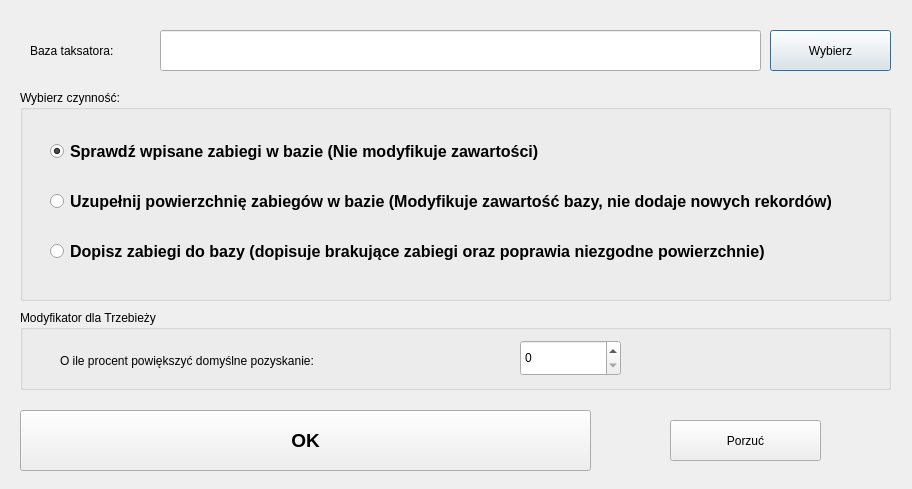
Old version of the form skrypty/ui/ui_baza_zabiegi.ui in the repository Marcus-LAS-R/LASR.
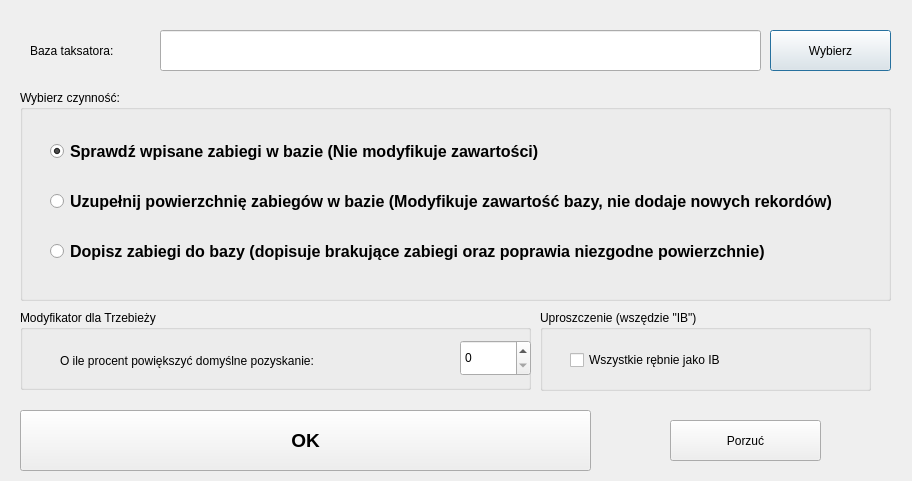
New version of the form.

Diff of the .ui file:
```diff
--- a/skrypty/ui/ui_baza_zabiegi.ui
+++ b/skrypty/ui/ui_baza_zabiegi.ui
@@ -7,7 +7,7 @@
     <x>0</x>
     <y>0</y>
     <width>912</width>
-    <height>489</height>
+    <height>481</height>
    </rect>
   </property>
   <property name="windowTitle">
@@ -177,7 +177,7 @@
     <rect>
      <x>20</x>
      <y>310</y>
-     <width>871</width>
+     <width>511</width>
      <height>80</height>
     </rect>
    </property>
@@ -189,7 +189,7 @@
      <rect>
       <x>40</x>
       <y>40</y>
-      <width>421</width>
+      <width>381</width>
       <height>22</height>
      </rect>
     </property>
@@ -200,9 +200,9 @@
    <widget class="QSpinBox" name="spinBox_trz">
     <property name="geometry">
      <rect>
-      <x>500</x>
+      <x>440</x>
       <y>30</y>
-      <width>101</width>
+      <width>71</width>
       <height>36</height>
      </rect>
     </property>
@@ -211,6 +211,32 @@
     </property>
    </widget>
   </widget>
+  <widget class="QGroupBox" name="groupBox_2">
+   <property name="geometry">
+    <rect>
+     <x>540</x>
+     <y>310</y>
+     <width>331</width>
+     <height>81</height>
+    </rect>
+   </property>
+   <property name="title">
+    <string>Uproszczenie (wszędzie &quot;IB&quot;)</string>
+   </property>
+   <widget class="QCheckBox" name="checkBox_janczulewicz">
+    <property name="geometry">
+     <rect>
+      <x>30</x>
+      <y>40</y>
+      <width>261</width>
+      <height>20</height>
+     </rect>
+    </property>
+    <property name="text">
+     <string>Wszystkie rębnie jako IB</string>
+    </property>
+   </widget>
+  </widget>
  </widget>
  <resources/>
  <connections/>
```
